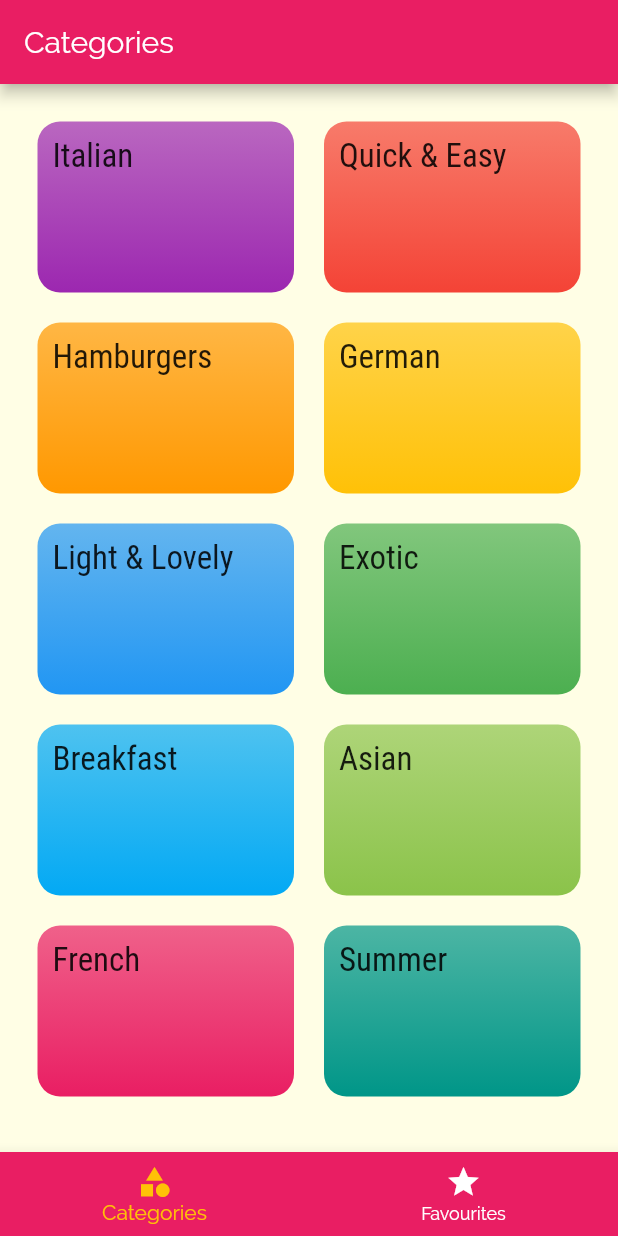
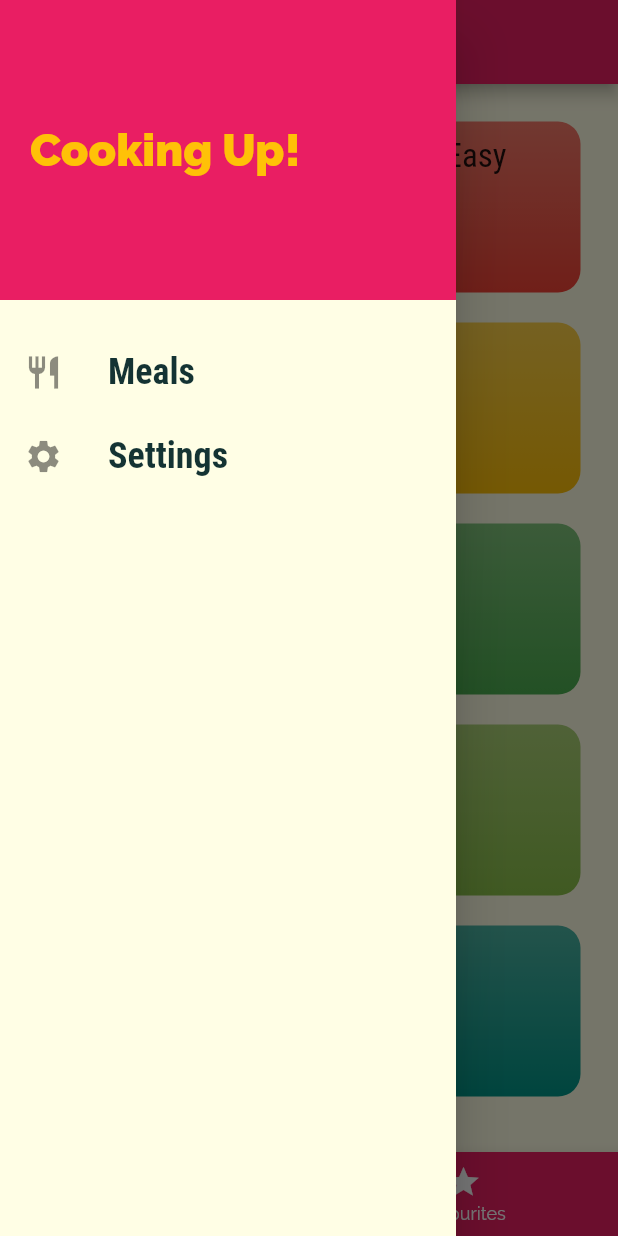
Before and after one commit to My-Flutter-Learning/meals_app, a Flutter app: the screen it shows after launch, with the side drawer open (before the commit the screen has no drawer), on a phone screen of 412 x 824 dp. Run offline on Flutter 3.47's test engine with Material 2 defaults, Android fonts, the phone set to English and light mode, and no system bars.

Commit message:
Added a custom drawer
Added a drawer with two items for navigating

```diff
--- a/lib/screens/tabs_screen.dart
+++ b/lib/screens/tabs_screen.dart
@@ -1,6 +1,7 @@
 import 'package:flutter/material.dart';
 import 'package:meals_app/screens/categories_screen.dart';
 import 'package:meals_app/screens/favourites_screen.dart';
+import 'package:meals_app/widgets/main_drawer.dart';
 
 class TabsScreen extends StatefulWidget {
   const TabsScreen({Key? key}) : super(key: key);
@@ -27,6 +28,7 @@ class _TabsScreenState extends State<TabsScreen> {
   Widget build(BuildContext context) {
     return Scaffold(
       appBar: AppBar(title:  Text(_pages[_selectedPageIndex]['title'] as String)),
+      drawer: const MainDrawer(),
       body: _pages[_selectedPageIndex]['page'] as Widget,
       bottomNavigationBar: BottomNavigationBar(
           onTap: _selectPage,
--- /dev/null
+++ b/lib/widgets/main_drawer.dart
@@ -0,0 +1,47 @@
+import 'package:flutter/material.dart';
+
+class MainDrawer extends StatelessWidget {
+  const MainDrawer({Key? key}) : super(key: key);
+
+  Widget buildListTile(String title, IconData icon) {
+    return ListTile(
+            leading: Icon(icon, size:26),
+            title: Text(
+                title,
+                style: const TextStyle(
+                    fontFamily: 'RobotoCondensed',
+                    fontSize: 24,
+                    fontWeight: FontWeight.bold),),
+            onTap: null,
+          );
+  }
+
+  @override
+  Widget build(BuildContext context) {
+    return Drawer(
+      child: Column(
+        children: [
+          Container(
+            height: 200,
+            width: double.infinity,
+            padding: const EdgeInsets.all(20),
+            color: Theme.of(context).primaryColor,
+            alignment: Alignment.centerLeft,
+            child: Text(
+              'Cooking Up!',
+              style: TextStyle(
+                  fontWeight: FontWeight.w900,
+                  fontSize: 30,
+                  color: Theme.of(context).accentColor),
+            ),
+          ),
+          const SizedBox(
+            height: 20,
+          ),
+          buildListTile('Meals', Icons.restaurant),
+          buildListTile('Settings', Icons.settings),
+        ],
+      ),
+    );
+  }
+}
```
